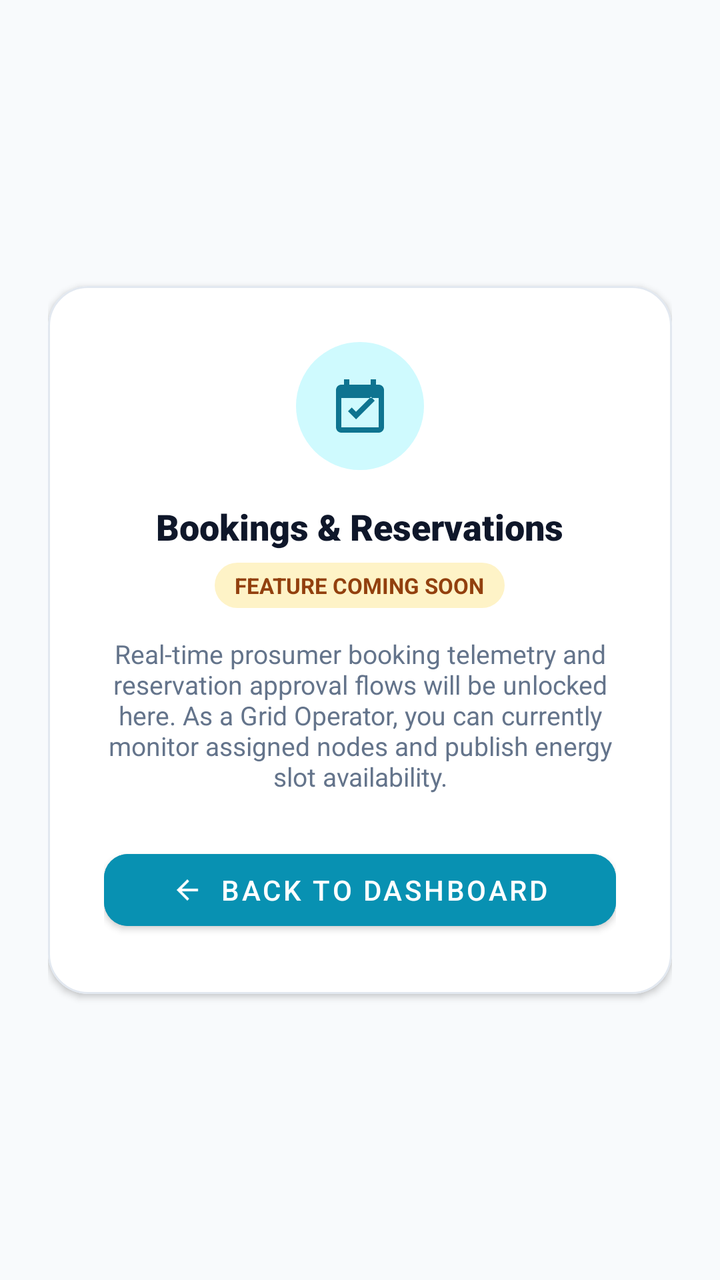
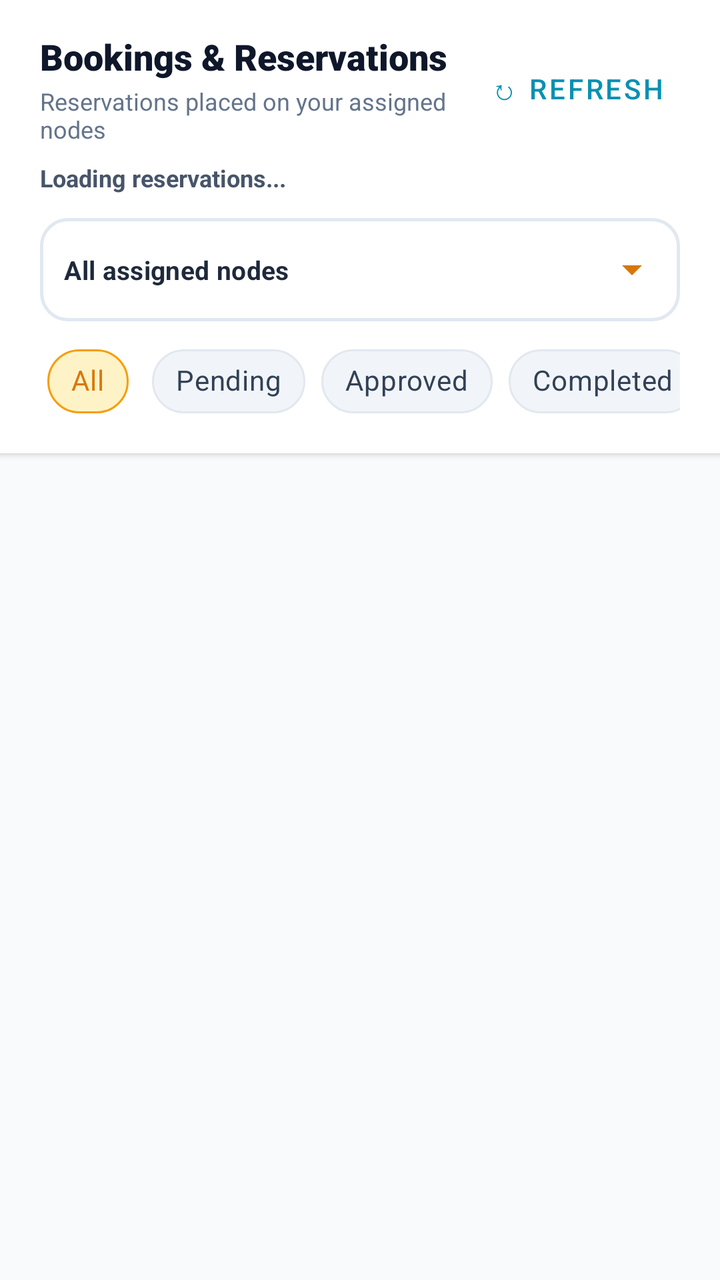

Two renders of the same Android screen: before a commit and after it. Below are the layout's source before the change and the commit's diff.
<!-- AndroidManifest.xml: application theme Theme.SmartSolarMobile -->
<!-- res/layout/fragment_operator_bookings.xml -->
<?xml version="1.0" encoding="utf-8"?>
<LinearLayout
    xmlns:android="http://schemas.android.com/apk/res/android"
    xmlns:app="http://schemas.android.com/apk/res-auto"
    android:layout_width="match_parent"
    android:layout_height="match_parent"
    android:background="@color/background_light"
    android:gravity="center"
    android:orientation="vertical"
    android:padding="24dp">

    <com.google.android.material.card.MaterialCardView
        android:layout_width="match_parent"
        android:layout_height="wrap_content"
        app:cardBackgroundColor="@color/surface_light"
        app:cardCornerRadius="20dp"
        app:cardElevation="2dp"
        app:strokeColor="@color/surface_stroke"
        app:strokeWidth="1dp">

        <LinearLayout
            android:layout_width="match_parent"
            android:layout_height="wrap_content"
            android:gravity="center"
            android:orientation="vertical"
            android:padding="28dp">

            <FrameLayout
                android:layout_width="64dp"
                android:layout_height="64dp"
                android:background="@drawable/bg_reservation_icon_cyan"
                android:padding="16dp">

                <ImageView
                    android:layout_width="match_parent"
                    android:layout_height="match_parent"
                    android:contentDescription="Bookings icon"
                    android:src="@drawable/ic_nav_calendar"
                    app:tint="@color/reservation_blue" />
            </FrameLayout>

            <TextView
                android:layout_width="wrap_content"
                android:layout_height="wrap_content"
                android:layout_marginTop="16dp"
                android:fontFamily="sans-serif-black"
                android:text="Bookings &amp; Reservations"
                android:textColor="@color/slate_900"
                android:textSize="18sp" />

            <TextView
                android:layout_width="wrap_content"
                android:layout_height="wrap_content"
                android:layout_marginTop="6dp"
                android:background="@drawable/bg_reservation_status_pending"
                android:paddingHorizontal="10dp"
                android:paddingVertical="4dp"
                android:text="FEATURE COMING SOON"
                android:textColor="@color/badge_text_amber"
                android:textSize="11sp"
                android:textStyle="bold" />

            <TextView
                android:layout_width="wrap_content"
                android:layout_height="wrap_content"
                android:layout_marginTop="14dp"
                android:gravity="center"
                android:text="Real-time prosumer booking telemetry and reservation approval flows will be unlocked here. As a Grid Operator, you can currently monitor assigned nodes and publish energy slot availability."
                android:textColor="@color/slate_500"
                android:textSize="13sp" />

            <com.google.android.material.button.MaterialButton
                android:id="@+id/btnBackToDashboardFromBookings"
                style="@style/Widget.MaterialComponents.Button"
                android:layout_width="match_parent"
                android:layout_height="wrap_content"
                android:layout_marginTop="24dp"
                android:backgroundTint="@color/cyan_accent_dark"
                android:text="Back to Dashboard"
                android:textColor="@color/white"
                app:cornerRadius="12dp"
                app:icon="@drawable/ic_arrow_back"
                app:iconGravity="textStart"
                app:iconPadding="8dp"
                app:iconSize="16dp"
                app:iconTint="@color/white" />
        </LinearLayout>
    </com.google.android.material.card.MaterialCardView>
</LinearLayout>
<!-- resources referenced by this layout -->
<resources>
  <color name="background_light">#F8FAFC</color>
  <color name="badge_text_amber">#92400E</color>
  <color name="cyan_accent_dark">#0891B2</color>
  <color name="reservation_blue">#0E7490</color>
  <color name="slate_500">#64748B</color>
  <color name="slate_900">#0F172A</color>
  <color name="surface_light">#FFFFFF</color>
  <color name="surface_stroke">#E2E8F0</color>
  <color name="white">#FFFFFF</color>
  <!-- drawable bg_reservation_icon_cyan (drawable) -->
  <?xml version="1.0" encoding="utf-8"?>
  <shape xmlns:android="http://schemas.android.com/apk/res/android" android:shape="oval">
      <solid android:color="@color/reservation_blue_tint" />
  </shape>
  <!-- drawable bg_reservation_status_pending (drawable) -->
  <?xml version="1.0" encoding="utf-8"?>
  <shape xmlns:android="http://schemas.android.com/apk/res/android" android:shape="rectangle">
      <solid android:color="@color/reservation_pending_tint" />
      <corners android:radius="14dp" />
      <padding android:left="10dp" android:top="5dp" android:right="10dp" android:bottom="5dp" />
  </shape>
  <!-- drawable ic_arrow_back (drawable) -->
  <vector xmlns:android="http://schemas.android.com/apk/res/android"
      android:width="24dp"
      android:height="24dp"
      android:viewportWidth="24"
      android:viewportHeight="24">
    <path
        android:fillColor="@android:color/white"
        android:pathData="M20,11H7.83l5.59,-5.59L12,4l-8,8 8,8 1.41,-1.41L7.83,13H20v-2z"/>
  </vector>
  <!-- drawable ic_nav_calendar (drawable) -->
  <vector xmlns:android="http://schemas.android.com/apk/res/android"
      android:width="24dp"
      android:height="24dp"
      android:viewportWidth="24"
      android:viewportHeight="24">
      <path
          android:fillColor="@color/slate_700"
          android:pathData="M19,4h-1V2h-2v2H8V2H6v2H5C3.89,4 3,4.9 3,6v14c0,1.1 0.89,2 2,2h14c1.1,0 2,-0.9 2,-2V6C21,4.9 20.1,4 19,4zM19,20H5V9h14V20zM10.5,17l-3,-3 1.41,-1.41L10.5,14.17l5.59,-5.59L17.5,10L10.5,17z"/>
  </vector>
  <color name="reservation_blue_tint">#CFFAFE</color>
  <color name="reservation_pending_tint">#FEF3C7</color>
  <color name="slate_700">#334155</color>
  <color name="solar_primary">#F59E0B</color>
  <color name="solar_primary_dark">#D97706</color>
  <color name="slate_950">#020617</color>
  <color name="cyan_accent">#06B6D4</color>
  <style name="Widget.SmartSolar.TextInputLayout" parent="Widget.MaterialComponents.TextInputLayout.OutlinedBox">
          <item name="boxCornerRadiusTopStart">14dp</item>
          <item name="boxCornerRadiusTopEnd">14dp</item>
          <item name="boxCornerRadiusBottomStart">14dp</item>
          <item name="boxCornerRadiusBottomEnd">14dp</item>
          <item name="boxStrokeColor">@color/slate_300_selector</item>
          <item name="boxStrokeWidth">1.5dp</item>
          <item name="boxStrokeWidthFocused">2dp</item>
          <item name="hintTextColor">@color/slate_500</item>
          <item name="android:textColorHint">@color/slate_400</item>
      </style>
  <color name="slate_400">#94A3B8</color>
  <color name="slate_600">#475569</color>
  <!-- unchanged entries left out for length: 2 -->
</resources>

<!-- the commit's change to res/layout/fragment_operator_bookings.xml (unified diff, before → after) -->
@@ -5,85 +5,209 @@
     android:layout_width="match_parent"
     android:layout_height="match_parent"
     android:background="@color/background_light"
-    android:gravity="center"
-    android:orientation="vertical"
-    android:padding="24dp">
-
-    <com.google.android.material.card.MaterialCardView
+    android:orientation="vertical">
+
+    
+    <LinearLayout
         android:layout_width="match_parent"
         android:layout_height="wrap_content"
-        app:cardBackgroundColor="@color/surface_light"
-        app:cardCornerRadius="20dp"
-        app:cardElevation="2dp"
-        app:strokeColor="@color/surface_stroke"
-        app:strokeWidth="1dp">
+        android:background="@color/surface_card"
+        android:elevation="2dp"
+        android:orientation="vertical"
+        android:paddingHorizontal="20dp"
+        android:paddingTop="16dp"
+        android:paddingBottom="12dp">
 
         <LinearLayout
             android:layout_width="match_parent"
             android:layout_height="wrap_content"
+            android:gravity="center_vertical"
+            android:orientation="horizontal">
+
+            <LinearLayout
+                android:layout_width="0dp"
+                android:layout_height="wrap_content"
+                android:layout_weight="1"
+                android:orientation="vertical">
+
+                <TextView
+                    android:layout_width="wrap_content"
+                    android:layout_height="wrap_content"
+                    android:fontFamily="sans-serif-black"
+                    android:text="Bookings &amp; Reservations"
+                    android:textColor="@color/slate_900"
+                    android:textSize="18sp" />
+
+                <TextView
+                    android:layout_width="wrap_content"
+                    android:layout_height="wrap_content"
+                    android:layout_marginTop="2dp"
+                    android:text="Reservations placed on your assigned nodes"
+                    android:textColor="@color/slate_500"
+                    android:textSize="12sp" />
+            </LinearLayout>
+
+            <com.google.android.material.button.MaterialButton
+                android:id="@+id/btnRefreshBookings"
+                style="@style/Widget.MaterialComponents.Button.TextButton"
+                android:layout_width="wrap_content"
+                android:layout_height="wrap_content"
+                android:minWidth="0dp"
+                android:text="↻ Refresh"
+                android:textColor="@color/cyan_accent_dark" />
+        </LinearLayout>
+
+        <TextView
+            android:id="@+id/tvBookingsSummary"
+            android:layout_width="wrap_content"
+            android:layout_height="wrap_content"
+            android:layout_marginTop="8dp"
+            android:text="Loading reservations..."
+            android:textColor="@color/slate_600"
+            android:textSize="12sp"
+            android:textStyle="bold" />
+
+        
+        <com.google.android.material.textfield.TextInputLayout
+            android:id="@+id/tilBookingNodeFilter"
+            style="@style/Widget.SmartSolar.TextInputLayout.ExposedDropdown"
+            android:layout_width="match_parent"
+            android:layout_height="wrap_content"
+            android:layout_marginTop="12dp"
+            app:hintEnabled="false">
+
+            <AutoCompleteTextView
+                android:id="@+id/actvBookingNodeFilter"
+                android:layout_width="match_parent"
+                android:layout_height="wrap_content"
+                android:inputType="none"
+                android:minHeight="48dp"
+                android:paddingStart="12dp"
+                android:paddingEnd="12dp"
+                android:saveEnabled="false"
+                android:text="All assigned nodes"
+                android:textColor="@color/slate_800"
+                android:textSize="13sp"
+                android:textStyle="bold" />
+        </com.google.android.material.textfield.TextInputLayout>
+
+        
+        <HorizontalScrollView
+            android:layout_width="match_parent"
+            android:layout_height="wrap_content"
+            android:layout_marginTop="6dp"
+            android:scrollbars="none">
+
+            <com.google.android.material.chip.ChipGroup
+                android:id="@+id/chipGroupBookingStatus"
+                android:layout_width="wrap_content"
+                android:layout_height="wrap_content"
+                app:chipSpacingHorizontal="8dp"
+                app:selectionRequired="true"
+                app:singleLine="true"
+                app:singleSelection="true">
+
+                <com.google.android.material.chip.Chip
+                    android:id="@+id/chipBookingAll"
+                    style="@style/Widget.SmartSolar.ReservationFilterChip"
+                    android:layout_width="wrap_content"
+                    android:layout_height="wrap_content"
+                    android:checked="true"
+                    android:text="All" />
+
+                <com.google.android.material.chip.Chip
+                    android:id="@+id/chipBookingPending"
+                    style="@style/Widget.SmartSolar.ReservationFilterChip"
+                    android:layout_width="wrap_content"
+                    android:layout_height="wrap_content"
+                    android:text="Pending" />
+
+                <com.google.android.material.chip.Chip
+                    android:id="@+id/chipBookingApproved"
+                    style="@style/Widget.SmartSolar.ReservationFilterChip"
+                    android:layout_width="wrap_content"
+                    android:layout_height="wrap_content"
+                    android:text="Approved" />
+
+                <com.google.android.material.chip.Chip
+                    android:id="@+id/chipBookingCompleted"
+                    style="@style/Widget.SmartSolar.ReservationFilterChip"
+                    android:layout_width="wrap_content"
+                    android:layout_height="wrap_content"
+                    android:text="Completed" />
+
+                <com.google.android.material.chip.Chip
+                    android:id="@+id/chipBookingCancelled"
+                    style="@style/Widget.SmartSolar.ReservationFilterChip"
+                    android:layout_width="wrap_content"
+                    android:layout_height="wrap_content"
+                    android:text="Cancelled" />
+            </com.google.android.material.chip.ChipGroup>
+        </HorizontalScrollView>
+    </LinearLayout>
+
+    
+    <ProgressBar
+        android:id="@+id/pbBookingsLoading"
+        style="?android:attr/progressBarStyleHorizontal"
+        android:layout_width="match_parent"
+        android:layout_height="4dp"
+        android:indeterminate="true"
+        android:indeterminateTint="@color/cyan_accent_dark"
+        android:visibility="gone" />
+
+    
+    <LinearLayout
+        android:id="@+id/layoutEmptyBookings"
+        android:layout_width="match_parent"
+        android:layout_height="match_parent"
+        android:gravity="center"
+        android:orientation="vertical"
+        android:padding="32dp"
+        android:visibility="gone">
+
+        <FrameLayout
+            android:layout_width="64dp"
+            android:layout_height="64dp"
+            android:background="@drawable/bg_reservation_icon_cyan"
+            android:padding="16dp">
+
+            <ImageView
+                android:layout_width="match_parent"
+                android:layout_height="match_parent"
+                android:contentDescription="Bookings icon"
+                android:src="@drawable/ic_nav_calendar"
+                app:tint="@color/reservation_blue" />
+        </FrameLayout>
+
+        <TextView
+            android:id="@+id/tvEmptyBookingsTitle"
+            android:layout_width="wrap_content"
+            android:layout_height="wrap_content"
+            android:layout_marginTop="12dp"
+            android:fontFamily="sans-serif-bold"
             android:gravity="center"
-            android:orientation="vertical"
-            android:padding="28dp">
-
-            <FrameLayout
-                android:layout_width="64dp"
-                android:layout_height="64dp"
-                android:background="@drawable/bg_reservation_icon_cyan"
-                android:padding="16dp">
-
-                <ImageView
-                    android:layout_width="match_parent"
-                    android:layout_height="match_parent"
-                    android:contentDescription="Bookings icon"
-                    android:src="@drawable/ic_nav_calendar"
-                    app:tint="@color/reservation_blue" />
-            </FrameLayout>
-
-            <TextView
-                android:layout_width="wrap_content"
-                android:layout_height="wrap_content"
-                android:layout_marginTop="16dp"
-                android:fontFamily="sans-serif-black"
-                android:text="Bookings &amp; Reservations"
-                android:textColor="@color/slate_900"
-                android:textSize="18sp" />
-
-            <TextView
-                android:layout_width="wrap_content"
-                android:layout_height="wrap_content"
-                android:layout_marginTop="6dp"
-                android:background="@drawable/bg_reservation_status_pending"
-                android:paddingHorizontal="10dp"
-                android:paddingVertical="4dp"
-                android:text="FEATURE COMING SOON"
-                android:textColor="@color/badge_text_amber"
-                android:textSize="11sp"
-                android:textStyle="bold" />
-
-            <TextView
-                android:layout_width="wrap_content"
-                android:layout_height="wrap_content"
-                android:layout_marginTop="14dp"
-                android:gravity="center"
-                android:text="Real-time prosumer booking telemetry and reservation approval flows will be unlocked here. As a Grid Operator, you can currently monitor assigned nodes and publish energy slot availability."
-                android:textColor="@color/slate_500"
-                android:textSize="13sp" />
-
-            <com.google.android.material.button.MaterialButton
-                android:id="@+id/btnBackToDashboardFromBookings"
-                style="@style/Widget.MaterialComponents.Button"
-                android:layout_width="match_parent"
-                android:layout_height="wrap_content"
-                android:layout_marginTop="24dp"
-                android:backgroundTint="@color/cyan_accent_dark"
-                android:text="Back to Dashboard"
-                android:textColor="@color/white"
-                app:cornerRadius="12dp"
-                app:icon="@drawable/ic_arrow_back"
-                app:iconGravity="textStart"
-                app:iconPadding="8dp"
-                app:iconSize="16dp"
-                app:iconTint="@color/white" />
-        </LinearLayout>
-    </com.google.android.material.card.MaterialCardView>
+            android:text="No Reservations Yet"
+            android:textColor="@color/slate_800"
+            android:textSize="16sp" />
+
+        <TextView
+            android:id="@+id/tvEmptyBookingsMessage"
+            android:layout_width="wrap_content"
+            android:layout_height="wrap_content"
+            android:layout_marginTop="6dp"
+            android:gravity="center"
+            android:text="When a prosumer reserves energy at one of your assigned nodes, it will appear here."
+            android:textColor="@color/slate_500"
+            android:textSize="13sp" />
+    </LinearLayout>
+
+    
+    <androidx.recyclerview.widget.RecyclerView
+        android:id="@+id/rvOperatorBookings"
+        android:layout_width="match_parent"
+        android:layout_height="match_parent"
+        android:clipToPadding="false"
+        android:paddingVertical="12dp" />
+
 </LinearLayout>
<!-- resource entries referenced after the edit -->
@@ -1,36 +1,18 @@
 <!-- resources referenced by this layout -->
 <resources>
   <color name="background_light">#F8FAFC</color>
-  <color name="badge_text_amber">#92400E</color>
   <color name="cyan_accent_dark">#0891B2</color>
   <color name="reservation_blue">#0E7490</color>
   <color name="slate_500">#64748B</color>
   <color name="slate_900">#0F172A</color>
+  <color name="surface_card">#FFFFFF</color>
   <color name="surface_light">#FFFFFF</color>
-  <color name="surface_stroke">#E2E8F0</color>
   <color name="white">#FFFFFF</color>
   <!-- drawable bg_reservation_icon_cyan (drawable) -->
   <?xml version="1.0" encoding="utf-8"?>
   <shape xmlns:android="http://schemas.android.com/apk/res/android" android:shape="oval">
       <solid android:color="@color/reservation_blue_tint" />
   </shape>
-  <!-- drawable bg_reservation_status_pending (drawable) -->
-  <?xml version="1.0" encoding="utf-8"?>
-  <shape xmlns:android="http://schemas.android.com/apk/res/android" android:shape="rectangle">
-      <solid android:color="@color/reservation_pending_tint" />
-      <corners android:radius="14dp" />
-      <padding android:left="10dp" android:top="5dp" android:right="10dp" android:bottom="5dp" />
-  </shape>
-  <!-- drawable ic_arrow_back (drawable) -->
-  <vector xmlns:android="http://schemas.android.com/apk/res/android"
-      android:width="24dp"
-      android:height="24dp"
-      android:viewportWidth="24"
-      android:viewportHeight="24">
-    <path
-        android:fillColor="@android:color/white"
-        android:pathData="M20,11H7.83l5.59,-5.59L12,4l-8,8 8,8 1.41,-1.41L7.83,13H20v-2z"/>
-  </vector>
   <!-- drawable ic_nav_calendar (drawable) -->
   <vector xmlns:android="http://schemas.android.com/apk/res/android"
       android:width="24dp"
@@ -41,8 +23,26 @@
           android:fillColor="@color/slate_700"
           android:pathData="M19,4h-1V2h-2v2H8V2H6v2H5C3.89,4 3,4.9 3,6v14c0,1.1 0.89,2 2,2h14c1.1,0 2,-0.9 2,-2V6C21,4.9 20.1,4 19,4zM19,20H5V9h14V20zM10.5,17l-3,-3 1.41,-1.41L10.5,14.17l5.59,-5.59L17.5,10L10.5,17z"/>
   </vector>
+  <style name="Widget.SmartSolar.ReservationFilterChip" parent="Widget.MaterialComponents.Chip.Choice">
+          <item name="chipBackgroundColor">@color/reservation_filter_chip_background</item>
+          <item name="chipStrokeColor">@color/reservation_filter_chip_stroke</item>
+          <item name="chipStrokeWidth">1dp</item>
+          <item name="android:textColor">@color/reservation_filter_chip_text</item>
+          <item name="android:textStyle">bold</item>
+      </style>
+  <style name="Widget.SmartSolar.TextInputLayout.ExposedDropdown" parent="Widget.MaterialComponents.TextInputLayout.OutlinedBox.ExposedDropdownMenu">
+          <item name="boxCornerRadiusTopStart">14dp</item>
+          <item name="boxCornerRadiusTopEnd">14dp</item>
+          <item name="boxCornerRadiusBottomStart">14dp</item>
+          <item name="boxCornerRadiusBottomEnd">14dp</item>
+          <item name="boxStrokeColor">@color/slate_300_selector</item>
+          <item name="boxStrokeWidth">1.5dp</item>
+          <item name="boxStrokeWidthFocused">2dp</item>
+          <item name="hintTextColor">@color/slate_500</item>
+          <item name="android:textColorHint">@color/slate_400</item>
+          <item name="endIconTint">@color/solar_primary_dark</item>
+      </style>
   <color name="reservation_blue_tint">#CFFAFE</color>
-  <color name="reservation_pending_tint">#FEF3C7</color>
   <color name="slate_700">#334155</color>
   <color name="solar_primary">#F59E0B</color>
   <color name="solar_primary_dark">#D97706</color>
@@ -61,6 +61,7 @@
       </style>
   <color name="slate_400">#94A3B8</color>
   <color name="slate_600">#475569</color>
+  <color name="slate_800">#1E293B</color>
   <!-- unchanged entries left out for length: 2 -->
 </resources>
 
